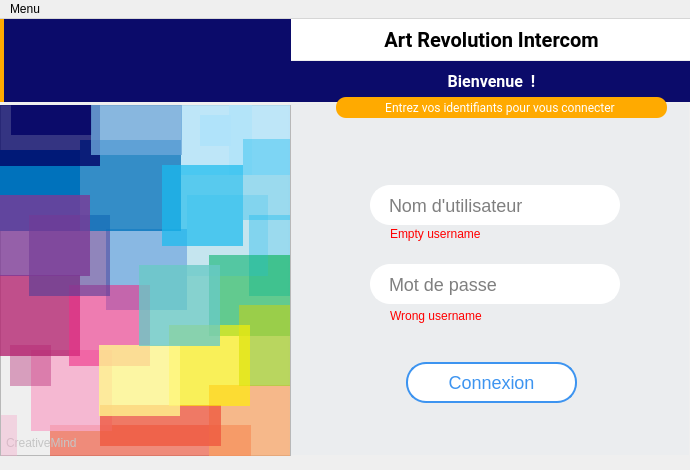
Qt form ui/main_window.ui (AntaresMugisho/AR_Intercom) before a commit.
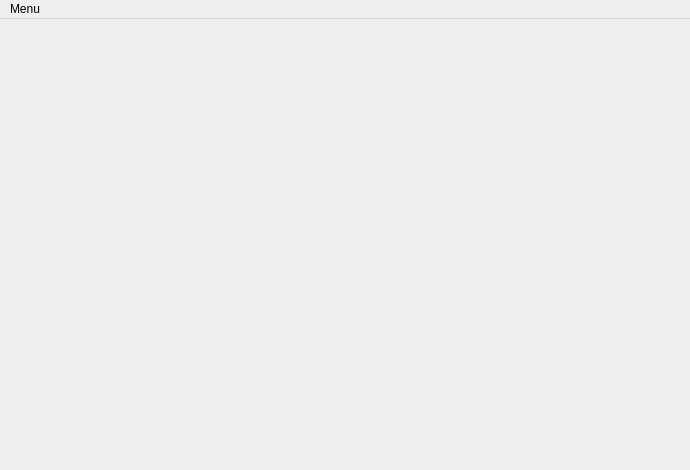
The same form after that commit. Icons and pictures are not drawn.

Commit message: Update login window

Patch:
```diff
--- a/ui/main_window.ui
+++ b/ui/main_window.ui
@@ -41,854 +41,7 @@
     </property>
     <item>
      <widget class="QStackedWidget" name="stackedWidget">
-      <property name="currentIndex">
-       <number>0</number>
-      </property>
-      <widget class="QWidget" name="page">
-       <widget class="QLabel" name="welcome_log">
-        <property name="geometry">
-         <rect>
-          <x>291</x>
-          <y>42</y>
-          <width>401</width>
-          <height>41</height>
-         </rect>
-        </property>
-        <property name="minimumSize">
-         <size>
-          <width>0</width>
-          <height>41</height>
-         </size>
-        </property>
-        <property name="maximumSize">
-         <size>
-          <width>16777215</width>
-          <height>41</height>
-         </size>
-        </property>
-        <property name="styleSheet">
-         <string notr="true">background-color: rgb(11, 11, 106);
-color: rgb(255, 255, 255);font-size:16px; font-weight:bold; font-family:Roboto ;</string>
-        </property>
-        <property name="text">
-         <string>Bienvenue  !</string>
-        </property>
-        <property name="alignment">
-         <set>Qt::AlignCenter</set>
-        </property>
-       </widget>
-       <widget class="QLabel" name="logo_log">
-        <property name="geometry">
-         <rect>
-          <x>0</x>
-          <y>0</y>
-          <width>291</width>
-          <height>83</height>
-         </rect>
-        </property>
-        <property name="minimumSize">
-         <size>
-          <width>291</width>
-          <height>83</height>
-         </size>
-        </property>
-        <property name="maximumSize">
-         <size>
-          <width>291</width>
-          <height>83</height>
-         </size>
-        </property>
-        <property name="styleSheet">
-         <string notr="true">border-left:4px solid;
-border-left-color: rgb(255, 170, 0);
-background-color: rgb(11, 11, 106);
-image: url(:/icons/icons/ARsoftlogo.png);
-</string>
-        </property>
-        <property name="text">
-         <string/>
-        </property>
-       </widget>
-       <widget class="QLabel" name="name_warning">
-        <property name="geometry">
-         <rect>
-          <x>390</x>
-          <y>207</y>
-          <width>151</width>
-          <height>16</height>
-         </rect>
-        </property>
-        <property name="styleSheet">
-         <string notr="true">color:red;
-font-size:12px;</string>
-        </property>
-        <property name="text">
-         <string>Empty username</string>
-        </property>
-       </widget>
-       <widget class="QFrame" name="multicolor">
-        <property name="geometry">
-         <rect>
-          <x>0</x>
-          <y>86</y>
-          <width>291</width>
-          <height>351</height>
-         </rect>
-        </property>
-        <property name="minimumSize">
-         <size>
-          <width>291</width>
-          <height>351</height>
-         </size>
-        </property>
-        <property name="maximumSize">
-         <size>
-          <width>291</width>
-          <height>351</height>
-         </size>
-        </property>
-        <property name="styleSheet">
-         <string notr="true"/>
-        </property>
-        <property name="frameShape">
-         <enum>QFrame::StyledPanel</enum>
-        </property>
-        <property name="frameShadow">
-         <enum>QFrame::Raised</enum>
-        </property>
-        <widget class="QLabel" name="logo_20">
-         <property name="geometry">
-          <rect>
-           <x>31</x>
-           <y>245</y>
-           <width>81</width>
-           <height>81</height>
-          </rect>
-         </property>
-         <property name="styleSheet">
-          <string notr="true">background-color: rgba(246, 168, 202, 200);</string>
-         </property>
-         <property name="text">
-          <string/>
-         </property>
-        </widget>
-        <widget class="QLabel" name="logo_10">
-         <property name="geometry">
-          <rect>
-           <x>106</x>
-           <y>124</y>
-           <width>81</width>
-           <height>81</height>
-          </rect>
-         </property>
-         <property name="styleSheet">
-          <string notr="true">background-color: rgba(137, 184, 227, 254);</string>
-         </property>
-         <property name="text">
-          <string/>
-         </property>
-        </widget>
-        <widget class="QLabel" name="logo_4">
-         <property name="geometry">
-          <rect>
-           <x>-1</x>
-           <y>45</y>
-           <width>81</width>
-           <height>81</height>
-          </rect>
-         </property>
-         <property name="styleSheet">
-          <string notr="true">background-color: rgb(0, 114, 188);
-</string>
-         </property>
-         <property name="text">
-          <string/>
-         </property>
-        </widget>
-        <widget class="QLabel" name="logo_12">
-         <property name="geometry">
-          <rect>
-           <x>-1</x>
-           <y>170</y>
-           <width>81</width>
-           <height>81</height>
-          </rect>
-         </property>
-         <property name="styleSheet">
-          <string notr="true">
-background-color: rgba(179, 34, 111, 200);
-</string>
-         </property>
-         <property name="text">
-          <string/>
-         </property>
-        </widget>
-        <widget class="QLabel" name="logo_19">
-         <property name="geometry">
-          <rect>
-           <x>209</x>
-           <y>280</y>
-           <width>81</width>
-           <height>81</height>
-          </rect>
-         </property>
-         <property name="styleSheet">
-          <string notr="true">
-background-color: rgba(249, 161, 97, 180);</string>
-         </property>
-         <property name="text">
-          <string/>
-         </property>
-        </widget>
-        <widget class="QLabel" name="logo_13">
-         <property name="geometry">
-          <rect>
-           <x>69</x>
-           <y>180</y>
-           <width>81</width>
-           <height>81</height>
-          </rect>
-         </property>
-         <property name="styleSheet">
-          <string notr="true">background-color: rgba(238, 44, 135, 150);</string>
-         </property>
-         <property name="text">
-          <string/>
-         </property>
-        </widget>
-        <widget class="QLabel" name="logo_6">
-         <property name="geometry">
-          <rect>
-           <x>29</x>
-           <y>110</y>
-           <width>81</width>
-           <height>81</height>
-          </rect>
-         </property>
-         <property name="styleSheet">
-          <string notr="true">background-color: rgba(78, 59, 151, 150);</string>
-         </property>
-         <property name="text">
-          <string/>
-         </property>
-        </widget>
-        <widget class="QLabel" name="logo_8">
-         <property name="geometry">
-          <rect>
-           <x>80</x>
-           <y>35</y>
-           <width>101</width>
-           <height>91</height>
-          </rect>
-         </property>
-         <property name="styleSheet">
-          <string notr="true">background-color: rgba(0, 114, 188, 200);
-</string>
-         </property>
-         <property name="text">
-          <string/>
-         </property>
-        </widget>
-        <widget class="QLabel" name="logo_27">
-         <property name="geometry">
-          <rect>
-           <x>181</x>
-           <y>-1</y>
-           <width>71</width>
-           <height>71</height>
-          </rect>
-         </property>
-         <property name="styleSheet">
-          <string notr="true">background-color: rgba(176, 227, 250, 200);</string>
-         </property>
-         <property name="text">
-          <string/>
-         </property>
-        </widget>
-        <widget class="QLabel" name="logo_25">
-         <property name="geometry">
-          <rect>
-           <x>11</x>
-           <y>-1</y>
-           <width>81</width>
-           <height>31</height>
-          </rect>
-         </property>
-         <property name="styleSheet">
-          <string notr="true">background-color: rgba(0, 0, 100, 200);</string>
-         </property>
-         <property name="text">
-          <string/>
-         </property>
-        </widget>
-        <widget class="QLabel" name="logo_28">
-         <property name="geometry">
-          <rect>
-           <x>229</x>
-           <y>-1</y>
-           <width>61</width>
-           <height>71</height>
-          </rect>
-         </property>
-         <property name="styleSheet">
-          <string notr="true">background-color: rgba(176, 227, 250, 200);</string>
-         </property>
-         <property name="text">
-          <string/>
-         </property>
-        </widget>
-        <widget class="QLabel" name="logo_24">
-         <property name="geometry">
-          <rect>
-           <x>249</x>
-           <y>110</y>
-           <width>41</width>
-           <height>81</height>
-          </rect>
-         </property>
-         <property name="styleSheet">
-          <string notr="true">background-color: rgba(25, 187, 238, 100);
-</string>
-         </property>
-         <property name="text">
-          <string/>
-         </property>
-        </widget>
-        <widget class="QLabel" name="logo_16">
-         <property name="geometry">
-          <rect>
-           <x>209</x>
-           <y>150</y>
-           <width>81</width>
-           <height>81</height>
-          </rect>
-         </property>
-         <property name="styleSheet">
-          <string notr="true">background-color: rgba(0, 176, 76, 150);</string>
-         </property>
-         <property name="text">
-          <string/>
-         </property>
-        </widget>
-        <widget class="QLabel" name="logo_7">
-         <property name="geometry">
-          <rect>
-           <x>187</x>
-           <y>90</y>
-           <width>81</width>
-           <height>81</height>
-          </rect>
-         </property>
-         <property name="styleSheet">
-          <string notr="true">background-color: rgba(25, 187, 238, 50);
-</string>
-         </property>
-         <property name="text">
-          <string/>
-         </property>
-        </widget>
-        <widget class="QLabel" name="logo_14">
-         <property name="geometry">
-          <rect>
-           <x>10</x>
-           <y>240</y>
-           <width>41</width>
-           <height>41</height>
-          </rect>
-         </property>
-         <property name="styleSheet">
-          <string notr="true">
-background-color: rgba(179, 34, 111, 100);
-</string>
-         </property>
-         <property name="text">
-          <string/>
-         </property>
-        </widget>
-        <widget class="QLabel" name="logo_23">
-         <property name="geometry">
-          <rect>
-           <x>-1</x>
-           <y>0</y>
-           <width>101</width>
-           <height>61</height>
-          </rect>
-         </property>
-         <property name="styleSheet">
-          <string notr="true">background-color: rgba(0, 0, 100, 200);</string>
-         </property>
-         <property name="text">
-          <string/>
-         </property>
-        </widget>
-        <widget class="QLabel" name="logo_22">
-         <property name="geometry">
-          <rect>
-           <x>100</x>
-           <y>300</y>
-           <width>121</width>
-           <height>41</height>
-          </rect>
-         </property>
-         <property name="styleSheet">
-          <string notr="true">background-color: rgba(247, 162, 135, 200);
-background-color: rgba(239, 88, 63, 200);</string>
-         </property>
-         <property name="text">
-          <string/>
-         </property>
-        </widget>
-        <widget class="QLabel" name="logo_17">
-         <property name="geometry">
-          <rect>
-           <x>239</x>
-           <y>200</y>
-           <width>51</width>
-           <height>81</height>
-          </rect>
-         </property>
-         <property name="styleSheet">
-          <string notr="true">background-color: rgba(170, 207, 55, 200);</string>
-         </property>
-         <property name="text">
-          <string/>
-         </property>
-        </widget>
-        <widget class="QLabel" name="logo_9">
-         <property name="geometry">
-          <rect>
-           <x>162</x>
-           <y>60</y>
-           <width>81</width>
-           <height>81</height>
-          </rect>
-         </property>
-         <property name="styleSheet">
-          <string notr="true">background-color: rgba(25, 187, 238, 180);
-</string>
-         </property>
-         <property name="text">
-          <string/>
-         </property>
-        </widget>
-        <widget class="QLabel" name="logo_18">
-         <property name="geometry">
-          <rect>
-           <x>169</x>
-           <y>220</y>
-           <width>81</width>
-           <height>81</height>
-          </rect>
-         </property>
-         <property name="styleSheet">
-          <string notr="true">background-color: rgba(255, 240, 0, 160);</string>
-         </property>
-         <property name="text">
-          <string/>
-         </property>
-        </widget>
-        <widget class="QLabel" name="logo_26">
-         <property name="geometry">
-          <rect>
-           <x>91</x>
-           <y>-1</y>
-           <width>91</width>
-           <height>51</height>
-          </rect>
-         </property>
-         <property name="styleSheet">
-          <string notr="true">background-color: rgba(107, 167, 218, 200);</string>
-         </property>
-         <property name="text">
-          <string/>
-         </property>
-        </widget>
-        <widget class="QLabel" name="logo_21">
-         <property name="geometry">
-          <rect>
-           <x>99</x>
-           <y>240</y>
-           <width>81</width>
-           <height>71</height>
-          </rect>
-         </property>
-         <property name="styleSheet">
-          <string notr="true">background-color: rgba(255, 247, 142, 200);</string>
-         </property>
-         <property name="text">
-          <string/>
-         </property>
-        </widget>
-        <widget class="QLabel" name="logo_15">
-         <property name="geometry">
-          <rect>
-           <x>139</x>
-           <y>160</y>
-           <width>81</width>
-           <height>81</height>
-          </rect>
-         </property>
-         <property name="styleSheet">
-          <string notr="true">background-color: rgba(105, 201, 198, 200);</string>
-         </property>
-         <property name="text">
-          <string/>
-         </property>
-        </widget>
-        <widget class="QLabel" name="logo_11">
-         <property name="geometry">
-          <rect>
-           <x>-1</x>
-           <y>90</y>
-           <width>91</width>
-           <height>81</height>
-          </rect>
-         </property>
-         <property name="styleSheet">
-          <string notr="true">background-color: rgba(124, 56, 149, 200);
-</string>
-         </property>
-         <property name="text">
-          <string/>
-         </property>
-        </widget>
-        <widget class="QLabel" name="logo_5">
-         <property name="geometry">
-          <rect>
-           <x>243</x>
-           <y>34</y>
-           <width>47</width>
-           <height>81</height>
-          </rect>
-         </property>
-         <property name="styleSheet">
-          <string notr="true">background-color: rgba(25, 187, 238, 100);
-</string>
-         </property>
-         <property name="text">
-          <string/>
-         </property>
-        </widget>
-        <widget class="QLabel" name="logo_29">
-         <property name="geometry">
-          <rect>
-           <x>200</x>
-           <y>10</y>
-           <width>31</width>
-           <height>31</height>
-          </rect>
-         </property>
-         <property name="styleSheet">
-          <string notr="true">background-color: rgba(176, 227, 250, 255);</string>
-         </property>
-         <property name="text">
-          <string/>
-         </property>
-        </widget>
-        <widget class="QLabel" name="logo_30">
-         <property name="geometry">
-          <rect>
-           <x>50</x>
-           <y>320</y>
-           <width>201</width>
-           <height>31</height>
-          </rect>
-         </property>
-         <property name="styleSheet">
-          <string notr="true">
-background-color: rgba(239, 88, 63, 170);</string>
-         </property>
-         <property name="text">
-          <string/>
-         </property>
-        </widget>
-        <widget class="QLabel" name="label">
-         <property name="geometry">
-          <rect>
-           <x>6</x>
-           <y>330</y>
-           <width>81</width>
-           <height>16</height>
-          </rect>
-         </property>
-         <property name="styleSheet">
-          <string notr="true">QLabel{
-	color:#C5C5C5;	
-}</string>
-         </property>
-         <property name="text">
-          <string>CreativeMind</string>
-         </property>
-        </widget>
-        <zorder>logo_30</zorder>
-        <zorder>logo_20</zorder>
-        <zorder>logo_10</zorder>
-        <zorder>logo_4</zorder>
-        <zorder>logo_12</zorder>
-        <zorder>logo_19</zorder>
-        <zorder>logo_13</zorder>
-        <zorder>logo_6</zorder>
-        <zorder>logo_8</zorder>
-        <zorder>logo_27</zorder>
-        <zorder>logo_25</zorder>
-        <zorder>logo_28</zorder>
-        <zorder>logo_24</zorder>
-        <zorder>logo_16</zorder>
-        <zorder>logo_7</zorder>
-        <zorder>logo_14</zorder>
-        <zorder>logo_23</zorder>
-        <zorder>logo_22</zorder>
-        <zorder>logo_17</zorder>
-        <zorder>logo_9</zorder>
-        <zorder>logo_18</zorder>
-        <zorder>logo_26</zorder>
-        <zorder>logo_21</zorder>
-        <zorder>logo_15</zorder>
-        <zorder>logo_11</zorder>
-        <zorder>logo_5</zorder>
-        <zorder>logo_29</zorder>
-        <zorder>label</zorder>
-       </widget>
-       <widget class="QPushButton" name="connect_log">
-        <property name="geometry">
-         <rect>
-          <x>406</x>
-          <y>343</y>
-          <width>171</width>
-          <height>41</height>
-         </rect>
-        </property>
-        <property name="styleSheet">
-         <string notr="true">QPushButton{
-	border:2px solid rgba(57, 146, 240, 250);
-	border-radius:20px; 
-	font-size:18px; 
-	padding-left:15px;
-	padding-right:15px; 
-	background-color:#FFFFFF;
-	color:rgba(57, 146, 240, 250);
-}
-
-QPushButton:hover{
-	font-weight:bold;
-	background-color: rgba(57, 146, 240, 250);
-	color:#FFFFFF;
-}</string>
-        </property>
-        <property name="text">
-         <string>Connexion</string>
-        </property>
-       </widget>
-       <widget class="QLabel" name="connect_now">
-        <property name="geometry">
-         <rect>
-          <x>336</x>
-          <y>78</y>
-          <width>331</width>
-          <height>21</height>
-         </rect>
-        </property>
-        <property name="minimumSize">
-         <size>
-          <width>301</width>
-          <height>21</height>
-         </size>
-        </property>
-        <property name="styleSheet">
-         <string notr="true">color: rgb(255, 255, 255);
-font-size:12px; font-family:Roboto ;
-background-color: rgb(255, 170, 0);
-border-radius:10px;</string>
-        </property>
-        <property name="text">
-         <string>Entrez vos identifiants pour vous connecter </string>
-        </property>
-        <property name="alignment">
-         <set>Qt::AlignCenter</set>
-        </property>
-       </widget>
-       <widget class="QLineEdit" name="log_password">
-        <property name="geometry">
-         <rect>
-          <x>370</x>
-          <y>245</y>
-          <width>250</width>
-          <height>40</height>
-         </rect>
-        </property>
-        <property name="styleSheet">
-         <string notr="true">QLineEdit{
-	border:2px solid; 
-	border-radius:20px;
-	font-size:18px;
-	padding-left:15px;
-	padding-right:15px; 
-	border-color:#FFF; 
-	background-color:#FFFFFF;}
-
-QLineEdit:hover,  QLineEdit:focus{
-	border-color: rgba(57, 146, 240, 180); 
-}</string>
-        </property>
-        <property name="text">
-         <string/>
-        </property>
-        <property name="echoMode">
-         <enum>QLineEdit::Password</enum>
-        </property>
-        <property name="placeholderText">
-         <string>Mot de passe</string>
-        </property>
-       </widget>
-       <widget class="QLabel" name="multi_logo_background">
-        <property name="geometry">
-         <rect>
-          <x>288</x>
-          <y>85</y>
-          <width>401</width>
-          <height>351</height>
-         </rect>
-        </property>
-        <property name="styleSheet">
-         <string notr="true">background-color: rgba(57, 146, 240, 5);
-background-image: url(:/icons/icons/multilogo.png);</string>
-        </property>
-        <property name="text">
-         <string/>
-        </property>
-       </widget>
-       <widget class="QPushButton" name="toogle_button">
-        <property name="geometry">
-         <rect>
-          <x>577</x>
-          <y>254</y>
-          <width>24</width>
-          <height>24</height>
-         </rect>
-        </property>
-        <property name="focusPolicy">
-         <enum>Qt::NoFocus</enum>
-        </property>
-        <property name="styleSheet">
-         <string notr="true">QPushButton{
-	        image: url(:/cils/cils/cil_vision.png);
-            background:none;
-            border:none;}
-
-QPushButton:hover{
-            image: url(:/cils/cils/cil_low_vision.png);
-            background:none;
-            border:none;}</string>
-        </property>
-        <property name="text">
-         <string/>
-        </property>
-       </widget>
-       <widget class="QLabel" name="main_title_log">
-        <property name="geometry">
-         <rect>
-          <x>291</x>
-          <y>0</y>
-          <width>401</width>
-          <height>41</height>
-         </rect>
-        </property>
-        <property name="minimumSize">
-         <size>
-          <width>0</width>
-          <height>41</height>
-         </size>
-        </property>
-        <property name="maximumSize">
-         <size>
-          <width>16777215</width>
-          <height>41</height>
-         </size>
-        </property>
-        <property name="styleSheet">
-         <string notr="true">color: rgb(0, 0, 0);background-color: rgb(255, 255, 255);font-size:20px; font-weight:bold; font-family: Kirvy ,Roboto ;</string>
-        </property>
-        <property name="text">
-         <string>Art Revolution Intercom</string>
-        </property>
-        <property name="alignment">
-         <set>Qt::AlignCenter</set>
-        </property>
-       </widget>
-       <widget class="QLineEdit" name="log_username">
-        <property name="geometry">
-         <rect>
-          <x>370</x>
-          <y>166</y>
-          <width>250</width>
-          <height>40</height>
-         </rect>
-        </property>
-        <property name="styleSheet">
-         <string notr="true">QLineEdit{
-	border:2px solid; 
-	border-radius:20px;
-	font-size:18px;
-	padding-left:15px;
-	padding-right:15px; 
-	border-color:#FFF; 
-	background-color:#FFFFFF;}
-
-QLineEdit:hover,  QLineEdit:focus{
-	border-color: rgba(57, 146, 240, 180); 
-}</string>
-        </property>
-        <property name="placeholderText">
-         <string>Nom d'utilisateur</string>
-        </property>
-       </widget>
-       <widget class="QLabel" name="psw_warning">
-        <property name="geometry">
-         <rect>
-          <x>390</x>
-          <y>289</y>
-          <width>151</width>
-          <height>16</height>
-         </rect>
-        </property>
-        <property name="styleSheet">
-         <string notr="true">color:red;
-font-size:12px;</string>
-        </property>
-        <property name="text">
-         <string>Wrong username</string>
-        </property>
-       </widget>
-       <widget class="QLabel" name="logo_31">
-        <property name="geometry">
-         <rect>
-          <x>1</x>
-          <y>396</y>
-          <width>16</width>
-          <height>41</height>
-         </rect>
-        </property>
-        <property name="styleSheet">
-         <string notr="true">background-color: rgba(246, 168, 202, 100);</string>
-        </property>
-        <property name="text">
-         <string/>
-        </property>
-       </widget>
-       <zorder>multi_logo_background</zorder>
-       <zorder>welcome_log</zorder>
-       <zorder>logo_log</zorder>
-       <zorder>name_warning</zorder>
-       <zorder>multicolor</zorder>
-       <zorder>connect_log</zorder>
-       <zorder>connect_now</zorder>
-       <zorder>log_password</zorder>
-       <zorder>toogle_button</zorder>
-       <zorder>main_title_log</zorder>
-       <zorder>log_username</zorder>
-       <zorder>psw_warning</zorder>
-       <zorder>logo_31</zorder>
-      </widget>
+      <widget class="QWidget" name="page"/>
       <widget class="QWidget" name="page_2"/>
      </widget>
     </item>
```
Left out of the diff: 23 changed lines with no effect on the pictures. The commit also changes 7 other files.
